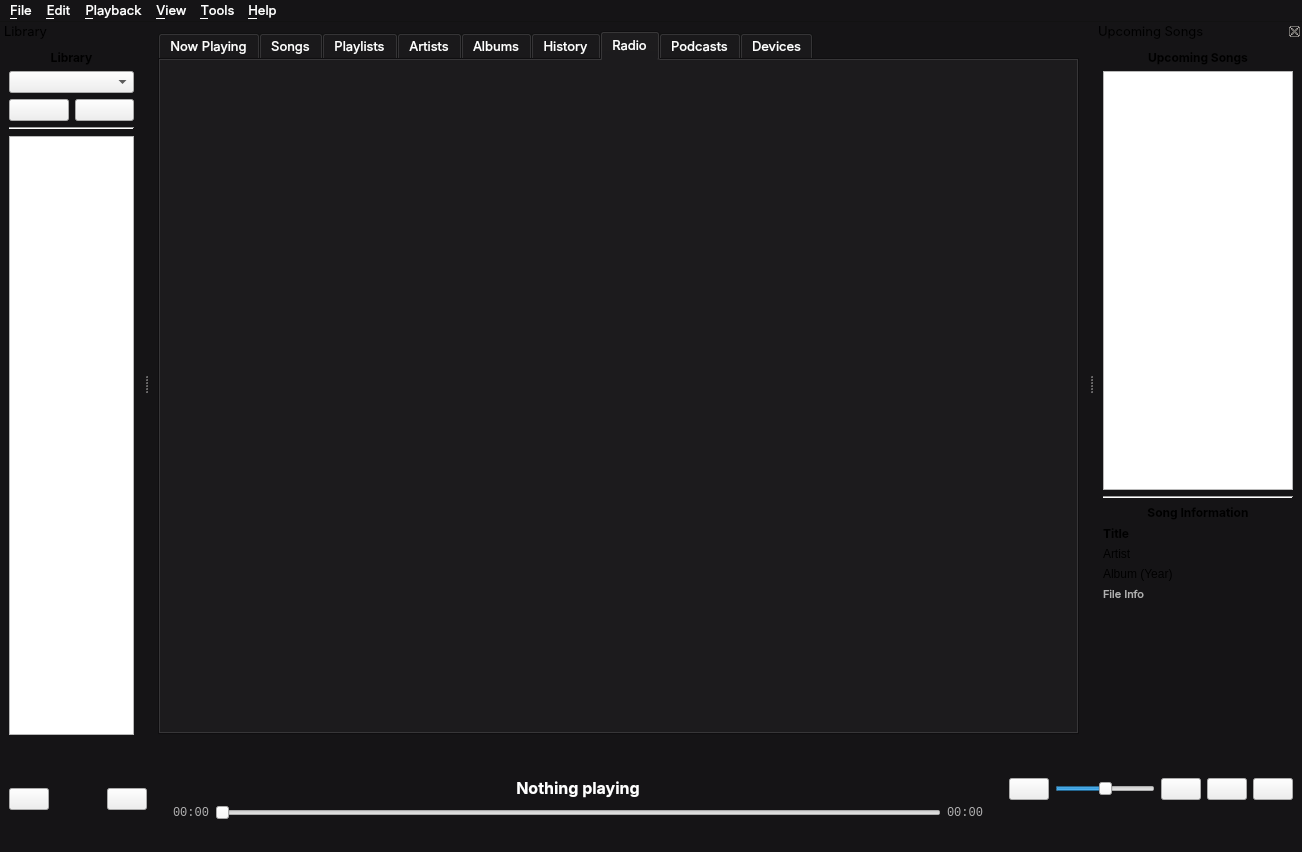
Before: the Qt Designer form ui/player.ui in music-hive-dev/MusicHive, drawn with Qt 5.
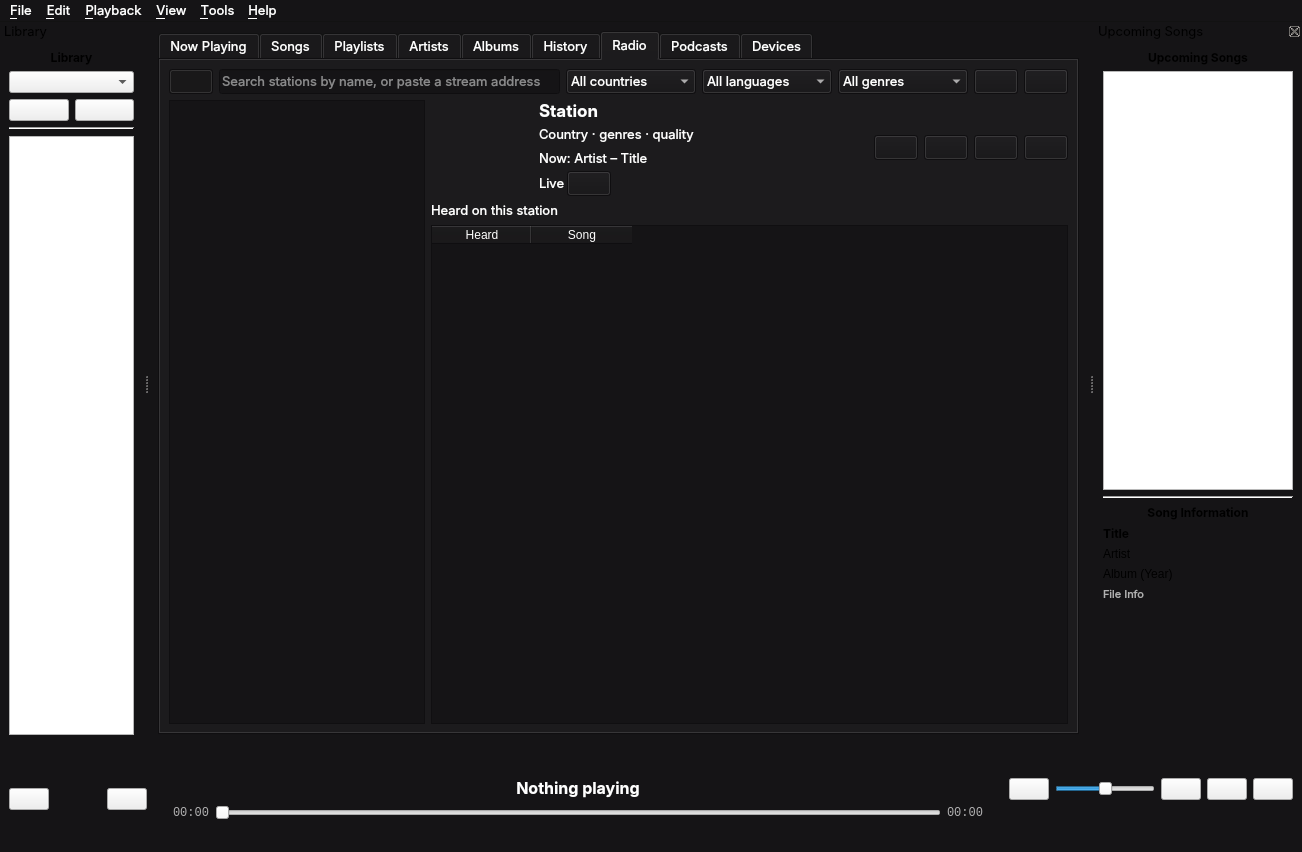
After: the same form once the commit is applied. The open tabs and pages were chosen to show the change. Icons and pictures are not drawn.

Commit message:
added podcasts, internet radio and a sleep timer, raised version to 1.3.0
- podcasts: Apple Podcasts search, subscriptions, automatic downloads of the
  next episodes, automatic deleting, episode and series progress, streaming
- radio: Radio Browser stations, favourites, pausing back in time, taping,
  history, remembered songs, optional scrobbling
- sleep timer with fade-out for music, podcasts and radio
- Discord covers: shorter link reuse, checks, Catbox and Uguu as fallbacks

Diff of the .ui file:
```diff
--- a/ui/player.ui
+++ b/ui/player.ui
@@ -2261,9 +2261,6 @@
        </layout>
       </widget>
       <widget class="QWidget" name="radioTab">
-       <property name="enabled">
-        <bool>true</bool>
-       </property>
        <attribute name="icon">
         <iconset>
          <normalon>../assets/radio.svg</normalon>
@@ -2272,6 +2269,638 @@
        <attribute name="title">
         <string>Radio</string>
        </attribute>
+       <layout class="QVBoxLayout" name="radioTabLayout">
+        <item>
+         <layout class="QHBoxLayout" name="radioSearchRow">
+          <item>
+           <widget class="QPushButton" name="radioListButton">
+            <property name="sizePolicy">
+             <sizepolicy hsizetype="Fixed" vsizetype="Fixed">
+              <horstretch>0</horstretch>
+              <verstretch>0</verstretch>
+             </sizepolicy>
+            </property>
+            <property name="toolTip">
+             <string>Show or hide your stations</string>
+            </property>
+            <property name="text">
+             <string/>
+            </property>
+            <property name="icon">
+             <iconset>
+              <normalon>../assets/funnel.svg</normalon>
+             </iconset>
+            </property>
+            <property name="checkable">
+             <bool>true</bool>
+            </property>
+            <property name="checked">
+             <bool>true</bool>
+            </property>
+           </widget>
+          </item>
+          <item>
+           <widget class="QLineEdit" name="radioSearch">
+            <property name="placeholderText">
+             <string>Search stations by name, or paste a stream address</string>
+            </property>
+            <property name="clearButtonEnabled">
+             <bool>true</bool>
+            </property>
+           </widget>
+          </item>
+          <item>
+           <widget class="QComboBox" name="radioCountry">
+            <property name="toolTip">
+             <string>Only stations from this country</string>
+            </property>
+            <property name="minimumSize">
+             <size>
+              <width>130</width>
+              <height>0</height>
+             </size>
+            </property>
+            <property name="maxVisibleItems">
+             <number>20</number>
+            </property>
+            <item>
+             <property name="text">
+              <string>All countries</string>
+             </property>
+            </item>
+           </widget>
+          </item>
+          <item>
+           <widget class="QComboBox" name="radioLanguage">
+            <property name="toolTip">
+             <string>Only stations in this language</string>
+            </property>
+            <property name="minimumSize">
+             <size>
+              <width>130</width>
+              <height>0</height>
+             </size>
+            </property>
+            <property name="maxVisibleItems">
+             <number>20</number>
+            </property>
+            <item>
+             <property name="text">
+              <string>All languages</string>
+             </property>
+            </item>
+           </widget>
+          </item>
+          <item>
+           <widget class="QComboBox" name="radioGenre">
+            <property name="toolTip">
+             <string>Only stations with this genre</string>
+            </property>
+            <property name="minimumSize">
+             <size>
+              <width>130</width>
+              <height>0</height>
+             </size>
+            </property>
+            <property name="maxVisibleItems">
+             <number>20</number>
+            </property>
+            <item>
+             <property name="text">
+              <string>All genres</string>
+             </property>
+            </item>
+           </widget>
+          </item>
+          <item>
+           <widget class="QPushButton" name="radioSearchButton">
+            <property name="sizePolicy">
+             <sizepolicy hsizetype="Fixed" vsizetype="Fixed">
+              <horstretch>0</horstretch>
+              <verstretch>0</verstretch>
+             </sizepolicy>
+            </property>
+            <property name="toolTip">
+             <string>Search Radio Browser, or add the pasted stream address</string>
+            </property>
+            <property name="text">
+             <string/>
+            </property>
+            <property name="icon">
+             <iconset>
+              <normalon>../assets/search.svg</normalon>
+             </iconset>
+            </property>
+           </widget>
+          </item>
+          <item>
+           <widget class="QPushButton" name="radioRememberedButton">
+            <property name="sizePolicy">
+             <sizepolicy hsizetype="Fixed" vsizetype="Fixed">
+              <horstretch>0</horstretch>
+              <verstretch>0</verstretch>
+             </sizepolicy>
+            </property>
+            <property name="toolTip">
+             <string>The songs you chose to remember</string>
+            </property>
+            <property name="text">
+             <string/>
+            </property>
+            <property name="icon">
+             <iconset>
+              <normalon>../assets/heart.svg</normalon>
+             </iconset>
+            </property>
+           </widget>
+          </item>
+         </layout>
+        </item>
+        <item>
+         <layout class="QHBoxLayout" name="radioColumns" stretch="0,1">
+          <item>
+           <widget class="QListWidget" name="radioList">
+            <property name="minimumSize">
+             <size>
+              <width>220</width>
+              <height>0</height>
+             </size>
+            </property>
+            <property name="maximumSize">
+             <size>
+              <width>256</width>
+              <height>16777215</height>
+             </size>
+            </property>
+            <property name="toolTip">
+             <string>Your favourite and recently played stations. Right-click for more.</string>
+            </property>
+            <property name="horizontalScrollBarPolicy">
+             <enum>Qt::ScrollBarPolicy::ScrollBarAlwaysOff</enum>
+            </property>
+            <property name="alternatingRowColors">
+             <bool>true</bool>
+            </property>
+            <property name="iconSize">
+             <size>
+              <width>40</width>
+              <height>40</height>
+             </size>
+            </property>
+            <property name="contextMenuPolicy">
+             <enum>Qt::ContextMenuPolicy::CustomContextMenu</enum>
+            </property>
+           </widget>
+          </item>
+          <item>
+           <widget class="QStackedWidget" name="radioPages">
+            <property name="currentIndex">
+             <number>0</number>
+            </property>
+            <widget class="QWidget" name="radioBrowsePage">
+             <layout class="QVBoxLayout" name="radioBrowseLayout">
+              <property name="leftMargin">
+               <number>0</number>
+              </property>
+              <property name="topMargin">
+               <number>0</number>
+              </property>
+              <property name="rightMargin">
+               <number>0</number>
+              </property>
+              <property name="bottomMargin">
+               <number>0</number>
+              </property>
+              <item>
+               <widget class="QLabel" name="radioBrowseTitle">
+                <property name="text">
+                 <string>Popular stations</string>
+                </property>
+                <property name="font">
+                 <font>
+                  <family>Inter</family>
+                  <pointsize>13</pointsize>
+                  <bold>true</bold>
+                 </font>
+                </property>
+               </widget>
+              </item>
+              <item>
+               <widget class="QListWidget" name="radioResults">
+                <property name="toolTip">
+                 <string>Click a station to see it, double-click to play it</string>
+                </property>
+                <property name="alternatingRowColors">
+                 <bool>true</bool>
+                </property>
+                <property name="horizontalScrollBarPolicy">
+                 <enum>Qt::ScrollBarPolicy::ScrollBarAlwaysOff</enum>
+                </property>
+                <property name="iconSize">
+                 <size>
+                  <width>48</width>
+                  <height>48</height>
+                 </size>
+                </property>
+                <property name="contextMenuPolicy">
+                 <enum>Qt::ContextMenuPolicy::CustomContextMenu</enum>
+                </property>
+               </widget>
+              </item>
+             </layout>
+            </widget>
+            <widget class="QWidget" name="radioStationPage">
+             <layout class="QVBoxLayout" name="radioStationPageLayout" stretch="0,0,1">
+              <property name="leftMargin">
+               <number>0</number>
+              </property>
+              <property name="topMargin">
+               <number>0</number>
+              </property>
+              <property name="rightMargin">
+               <number>0</number>
+              </property>
+              <property name="bottomMargin">
+               <number>0</number>
+              </property>
+              <item>
+               <layout class="QHBoxLayout" name="radioHeader">
+                <item>
+                 <widget class="QLabel" name="radioLogo">
+                  <property name="minimumSize">
+                   <size>
+                    <width>96</width>
+                    <height>96</height>
+                   </size>
+                  </property>
+                  <property name="maximumSize">
+                   <size>
+                    <width>96</width>
+                    <height>96</height>
+                   </size>
+                  </property>
+                  <property name="text">
+                   <string/>
+                  </property>
+                  <property name="scaledContents">
+                   <bool>true</bool>
+                  </property>
+                  <property name="pixmap">
+                   <pixmap>../assets/radio.svg</pixmap>
+                  </property>
+                 </widget>
+                </item>
+                <item>
+                 <spacer name="radioHeaderGap">
+                  <property name="orientation">
+                   <enum>Qt::Orientation::Horizontal</enum>
+                  </property>
+                  <property name="sizeType">
+                   <enum>QSizePolicy::Policy::Fixed</enum>
+                  </property>
+                  <property name="sizeHint" stdset="0">
+                   <size>
+                    <width>6</width>
+                    <height>20</height>
+                   </size>
+                  </property>
+                 </spacer>
+                </item>
+                <item>
+                 <layout class="QVBoxLayout" name="radioHeaderText">
+                  <property name="spacing">
+                   <number>2</number>
+                  </property>
+                  <item>
+                   <widget class="QLabel" name="radioName">
+                    <property name="text">
+                     <string>Station</string>
+                    </property>
+                    <property name="font">
+                     <font>
+                      <family>Inter</family>
+                      <pointsize>13</pointsize>
+                      <bold>true</bold>
+                     </font>
+                    </property>
+                   </widget>
+                  </item>
+                  <item>
+                   <widget class="QLabel" name="radioDetails">
+                    <property name="text">
+                     <string>Country · genres · quality</string>
+                    </property>
+                   </widget>
+                  </item>
+                  <item>
+                   <widget class="QLabel" name="radioNowPlaying">
+                    <property name="text">
+                     <string>Now: Artist – Title</string>
+                    </property>
+                   </widget>
+                  </item>
+                  <item>
+                   <layout class="QHBoxLayout" name="radioLiveRow">
+                    <item>
+                     <widget class="QLabel" name="radioLiveLabel">
+                      <property name="text">
+                       <string>Live</string>
+                      </property>
+                     </widget>
+                    </item>
+                    <item>
+                     <widget class="QPushButton" name="radioGoLiveButton">
+                      <property name="sizePolicy">
+                       <sizepolicy hsizetype="Fixed" vsizetype="Fixed">
+                        <horstretch>0</horstretch>
+                        <verstretch>0</verstretch>
+                       </sizepolicy>
+                      </property>
+                      <property name="toolTip">
+                       <string>Go live: skip to what is on the air now</string>
+                      </property>
+                      <property name="text">
+                       <string/>
+                      </property>
+                      <property name="icon">
+                       <iconset>
+                        <normalon>../assets/skip-forward.svg</normalon>
+                       </iconset>
+                      </property>
+                     </widget>
+                    </item>
+                    <item>
+                     <spacer name="radioLiveRowSpacer">
+                      <property name="orientation">
+                       <enum>Qt::Orientation::Horizontal</enum>
+                      </property>
+                      <property name="sizeHint" stdset="0">
+                       <size>
+                        <width>40</width>
+                        <height>20</height>
+                       </size>
+                      </property>
+                     </spacer>
+                    </item>
+                   </layout>
+                  </item>
+                 </layout>
+                </item>
+                <item>
+                 <spacer name="radioHeaderStretch">
+                  <property name="orientation">
+                   <enum>Qt::Orientation::Horizontal</enum>
+                  </property>
+                  <property name="sizeType">
+                   <enum>QSizePolicy::Policy::Fixed</enum>
+                  </property>
+                  <property name="sizeHint" stdset="0">
+                   <size>
+                    <width>6</width>
+                    <height>20</height>
+                   </size>
+                  </property>
+                 </spacer>
+                </item>
+                <item>
+                 <layout class="QHBoxLayout" name="radioHeaderButtons">
+                  <item>
+                   <widget class="QPushButton" name="radioPlayButton">
+                    <property name="sizePolicy">
+                     <sizepolicy hsizetype="Fixed" vsizetype="Fixed">
+                      <horstretch>0</horstretch>
+                      <verstretch>0</verstretch>
+                     </sizepolicy>
+                    </property>
+                    <property name="toolTip">
+                     <string>Play this station</string>
+                    </property>
+                    <property name="text">
+                     <string/>
+                    </property>
+                    <property name="icon">
+                     <iconset>
+                      <normalon>../assets/play.svg</normalon>
+                     </iconset>
+                    </property>
+                   </widget>
+                  </item>
+                  <item>
+                   <widget class="QPushButton" name="radioFavouriteButton">
+                    <property name="sizePolicy">
+                     <sizepolicy hsizetype="Fixed" vsizetype="Fixed">
+                      <horstretch>0</horstretch>
+                      <verstretch>0</verstretch>
+                     </sizepolicy>
+                    </property>
+                    <property name="toolTip">
+                     <string>Add to favourites</string>
+                    </property>
+                    <property name="text">
+                     <string/>
+                    </property>
+                    <property name="icon">
+                     <iconset>
+                      <normalon>../assets/star.svg</normalon>
+                     </iconset>
+                    </property>
+                   </widget>
+                  </item>
+                  <item>
+                   <widget class="QPushButton" name="radioRememberButton">
+                    <property name="sizePolicy">
+                     <sizepolicy hsizetype="Fixed" vsizetype="Fixed">
+                      <horstretch>0</horstretch>
+                      <verstretch>0</verstretch>
+                     </sizepolicy>
+                    </property>
+                    <property name="toolTip">
+                     <string>Remember this song</string>
+                    </property>
+                    <property name="text">
+                     <string/>
+                    </property>
+                    <property name="icon">
+                     <iconset>
+                      <normalon>../assets/heart-plus.svg</normalon>
+                     </iconset>
+                    </property>
+                   </widget>
+                  </item>
+                  <item>
+                   <widget class="QPushButton" name="radioTapeButton">
+                    <property name="sizePolicy">
+                     <sizepolicy hsizetype="Fixed" vsizetype="Fixed">
+                      <horstretch>0</horstretch>
+                      <verstretch>0</verstretch>
+                     </sizepolicy>
+                    </property>
+                    <property name="toolTip">
+                     <string>Tape what you hear</string>
+                    </property>
+                    <property name="text">
+                     <string/>
+                    </property>
+                    <property name="icon">
+                     <iconset>
+                      <normalon>../assets/cassette-tape.svg</normalon>
+                     </iconset>
+                    </property>
+                    <property name="checkable">
+                     <bool>true</bool>
+                    </property>
+                    <property name="checked">
+                     <bool>false</bool>
+                    </property>
+                   </widget>
+                  </item>
+                 </layout>
+                </item>
+               </layout>
+              </item>
+              <item>
+               <widget class="QLabel" name="radioHistoryTitle">
+                <property name="text">
+                 <string>Heard on this station</string>
+                </property>
+               </widget>
+              </item>
+              <item>
+               <widget class="QTableWidget" name="radioHistory">
+                <property name="contextMenuPolicy">
+                 <enum>Qt::ContextMenuPolicy::CustomContextMenu</enum>
+                </property>
+                <property name="toolTip">
+                 <string>What played on this station while you listened. Right-click for more.</string>
+                </property>
+                <property name="editTriggers">
+                 <set>QAbstractItemView::EditTrigger::NoEditTriggers</set>
+                </property>
+                <property name="alternatingRowColors">
+                 <bool>true</bool>
+                </property>
+                <property name="selectionMode">
+                 <enum>QAbstractItemView::SelectionMode::ExtendedSelection</enum>
+                </property>
+                <property name="selectionBehavior">
+                 <enum>QAbstractItemView::SelectionBehavior::SelectRows</enum>
+                </property>
+                <property name="showGrid">
+                 <bool>false</bool>
+                </property>
+                <property name="wordWrap">
+                 <bool>false</bool>
+                </property>
+                <property name="verticalScrollMode">
+                 <enum>QAbstractItemView::ScrollMode::ScrollPerPixel</enum>
+                </property>
+                <attribute name="verticalHeaderVisible">
+                 <bool>false</bool>
+                </attribute>
+                <attribute name="horizontalHeaderStretchLastSection">
+                 <bool>false</bool>
+                </attribute>
+                <column>
+                 <property name="text">
+                  <string>Heard</string>
+                 </property>
+                </column>
+                <column>
+                 <property name="text">
+                  <string>Song</string>
+                 </property>
+                </column>
+               </widget>
+              </item>
+             </layout>
+            </widget>
+            <widget class="QWidget" name="radioRememberedPage">
+             <layout class="QVBoxLayout" name="radioRememberedLayout">
+              <property name="leftMargin">
+               <number>0</number>
+              </property>
+              <property name="topMargin">
+               <number>0</number>
+              </property>
+              <property name="rightMargin">
+               <number>0</number>
+              </property>
+              <property name="bottomMargin">
+               <number>0</number>
+              </property>
+              <item>
+               <widget class="QLabel" name="radioRememberedTitle">
+                <property name="text">
+                 <string>Remembered songs</string>
+                </property>
+                <property name="font">
+                 <font>
+                  <family>Inter</family>
+                  <pointsize>13</pointsize>
+                  <bold>true</bold>
+                 </font>
+                </property>
+               </widget>
+              </item>
+              <item>
+               <widget class="QTableWidget" name="radioRemembered">
+                <property name="contextMenuPolicy">
+                 <enum>Qt::ContextMenuPolicy::CustomContextMenu</enum>
+                </property>
+                <property name="toolTip">
+                 <string>Songs you chose to remember. Right-click for more.</string>
+                </property>
+                <property name="editTriggers">
+                 <set>QAbstractItemView::EditTrigger::NoEditTriggers</set>
+                </property>
+                <property name="alternatingRowColors">
+                 <bool>true</bool>
+                </property>
+                <property name="selectionMode">
+                 <enum>QAbstractItemView::SelectionMode::ExtendedSelection</enum>
+                </property>
+                <property name="selectionBehavior">
+                 <enum>QAbstractItemView::SelectionBehavior::SelectRows</enum>
+                </property>
+                <property name="showGrid">
+                 <bool>false</bool>
+                </property>
+                <property name="wordWrap">
+                 <bool>false</bool>
+                </property>
+                <property name="verticalScrollMode">
+                 <enum>QAbstractItemView::ScrollMode::ScrollPerPixel</enum>
+                </property>
+                <attribute name="verticalHeaderVisible">
+                 <bool>false</bool>
+                </attribute>
+                <attribute name="horizontalHeaderStretchLastSection">
+                 <bool>false</bool>
+                </attribute>
+                <column>
+                 <property name="text">
+                  <string>Song</string>
+                 </property>
+                </column>
+                <column>
+                 <property name="text">
+                  <string>Station</string>
+                 </property>
+                </column>
+                <column>
+                 <property name="text">
+                  <string>Heard</string>
+                 </property>
+                </column>
+               </widget>
+              </item>
+             </layout>
+            </widget>
+           </widget>
+          </item>
+         </layout>
+        </item>
+       </layout>
       </widget>
       <widget class="QWidget" name="tab">
        <attribute name="icon">
```
Left out of the diff: 710 changed lines with no effect on the pictures. The commit also changes 17 other files.
